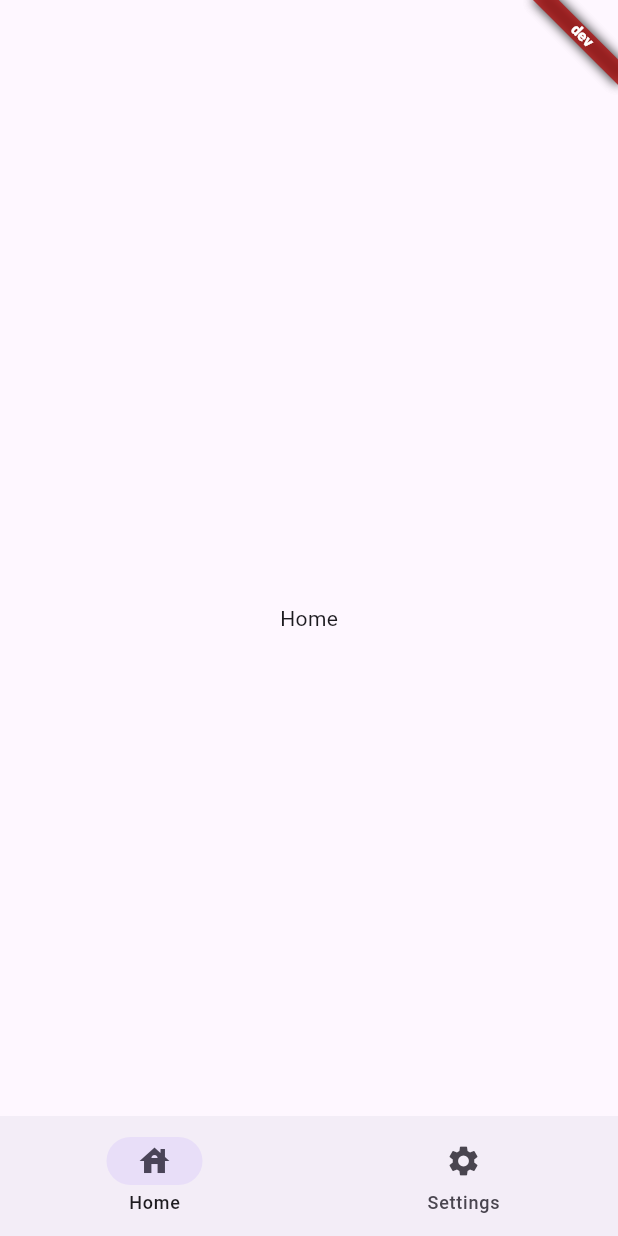
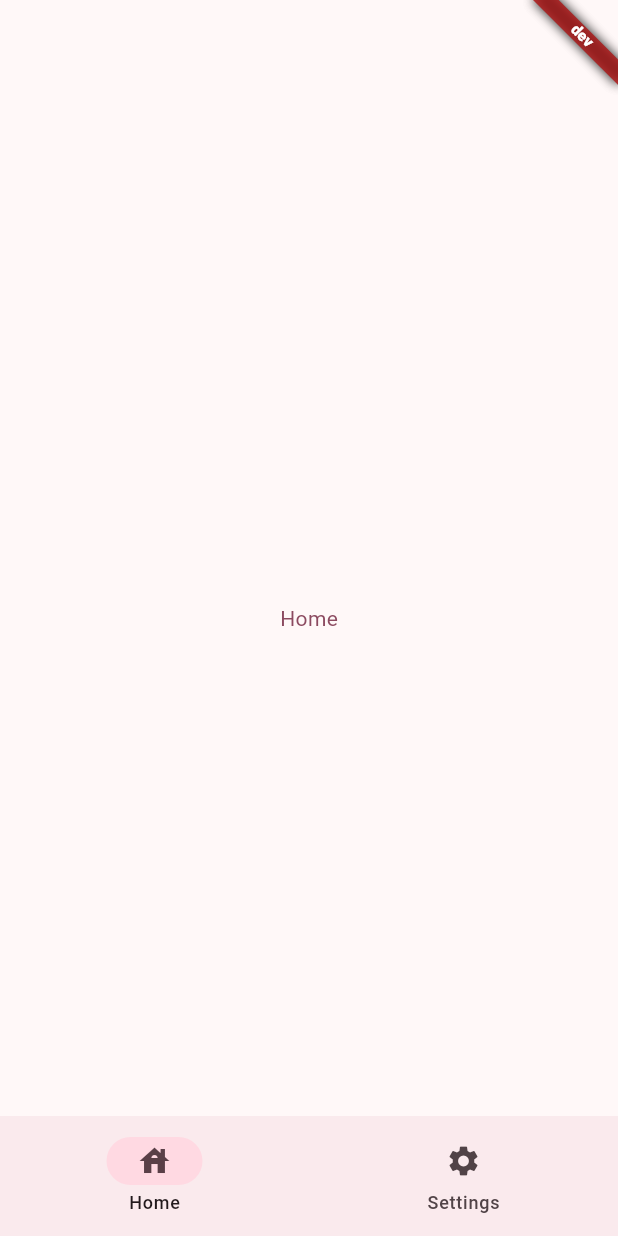
Before and after one commit to Triqoz/architectural_base, a Flutter app: the screen it shows after launch, on a phone screen of 412 x 824 dp. Run offline on Flutter 3.47's test engine with Material 3 defaults, Android fonts, the phone set to English and light mode, and no system bars; our stand-ins replace equatable, flutter_bloc, go_router; missing offline and left inert: flutter_ioc, flutter_ioc_get_it; generated files the repository leaves out were written again.

Commit message:
Implemented theming

```diff
--- a/lib/src/ui/app/app.dart
+++ b/lib/src/ui/app/app.dart
@@ -2,9 +2,13 @@ import 'package:flutter/material.dart';
 import 'package:flutter_gen/gen_l10n/app_localizations.dart';
 
 import '../navigation/custom_router.dart';
+import '../theming/app_theme.dart';
+import '../theming/app_theme_impl.dart';
 
 class App extends StatelessWidget {
   const App({super.key});
+
+  static AppTheme applicationTheme = AppThemeImpl();
 
   @override
   Widget build(BuildContext context) {
@@ -14,6 +18,7 @@ class App extends StatelessWidget {
       localizationsDelegates: AppLocalizations.localizationsDelegates,
       supportedLocales: AppLocalizations.supportedLocales,
       routerConfig: customRouter.router,
+      theme: applicationTheme.theme,
     );
   }
 }
--- a/lib/src/ui/features/home/cubit/home_state.dart
+++ b/lib/src/ui/features/home/cubit/home_state.dart
@@ -1,6 +1,6 @@
 part of 'home_cubit.dart';
 
- class HomeState extends Equatable {
+class HomeState extends Equatable {
   const HomeState();
 
   @override
--- /dev/null
+++ b/lib/src/ui/theming/app_theme.dart
@@ -0,0 +1,13 @@
+import 'package:flutter/material.dart';
+
+abstract class AppTheme {
+  ColorScheme get colorScheme;
+
+  TextTheme get textTheme;
+
+  ThemeData get theme => ThemeData(
+        colorScheme: colorScheme,
+        textTheme: textTheme,
+        useMaterial3: true,
+      );
+}
--- /dev/null
+++ b/lib/src/ui/theming/app_theme_impl.dart
@@ -0,0 +1,19 @@
+import 'package:flutter/material.dart';
+
+import 'app_theme.dart';
+
+class AppThemeImpl extends AppTheme {
+  AppThemeImpl();
+
+  @override
+  ColorScheme get colorScheme => ColorScheme.fromSeed(
+        seedColor: const Color(0xFF000000),
+      );
+
+  @override
+  TextTheme get textTheme => TextTheme(
+        bodyMedium: TextStyle(
+          color: colorScheme.primary,
+        ),
+      );
+}
```
Also changed, not shown: 1 other file.
